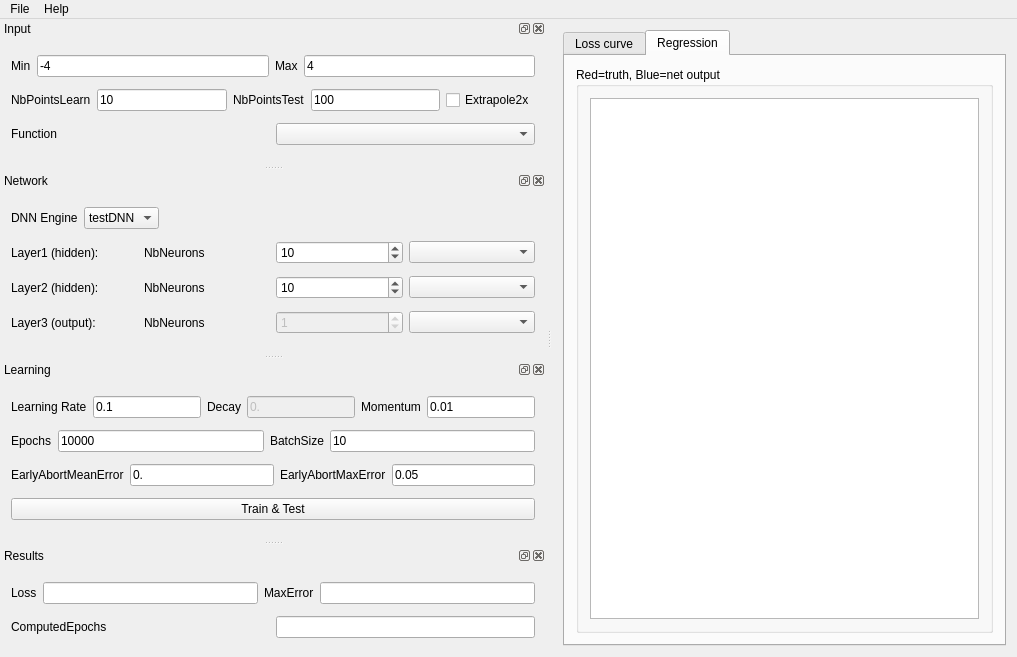
Above: src/test_regression_qt/mainwindow.ui from edeforas/BeeDNN before the change. Below: the same form after it.
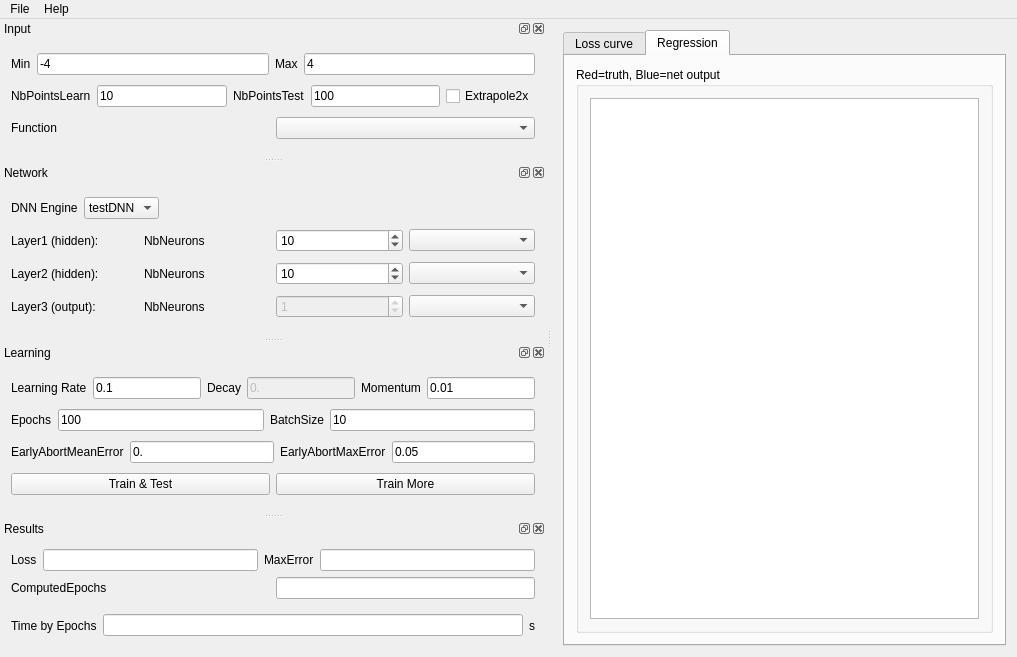
That is the form after the change.

The edit to the form file:
```diff
--- a/src/test_regression_qt/mainwindow.ui
+++ b/src/test_regression_qt/mainwindow.ui
@@ -485,7 +485,7 @@
        <item>
         <widget class="QLineEdit" name="leEpochs">
          <property name="text">
-          <string>10000</string>
+          <string>100</string>
          </property>
         </widget>
        </item>
@@ -506,12 +506,23 @@
       </layout>
      </item>
      <item row="3" column="0">
+      <layout class="QHBoxLayout" name="horizontalLayout_12">
+       <item>
       <widget class="QPushButton" name="pushButton">
        <property name="text">
         <string>Train &amp;&amp; Test</string>
        </property>
       </widget>
      </item>
+       <item>
+        <widget class="QPushButton" name="btnTrainMore">
+         <property name="text">
+          <string>Train More</string>
+         </property>
+        </widget>
+       </item>
+      </layout>
+     </item>
     </layout>
    </widget>
   </widget>
@@ -530,6 +541,27 @@
    </attribute>
    <widget class="QWidget" name="dockWidgetContents_4">
     <layout class="QGridLayout" name="gridLayout_6">
+     <item row="2" column="0">
+      <layout class="QHBoxLayout" name="horizontalLayout_14">
+       <item>
+        <widget class="QLabel" name="label_23">
+         <property name="text">
+          <string>Time by Epochs</string>
+         </property>
+        </widget>
+       </item>
+       <item>
+        <widget class="QLineEdit" name="leTimeByEpoch"/>
+       </item>
+       <item>
+        <widget class="QLabel" name="label_24">
+         <property name="text">
+          <string>s</string>
+         </property>
+        </widget>
+       </item>
+      </layout>
+     </item>
      <item row="1" column="0">
       <layout class="QHBoxLayout" name="horizontalLayout_5">
        <item>
```
Lines whose indentation alone changed are shown as unchanged.
